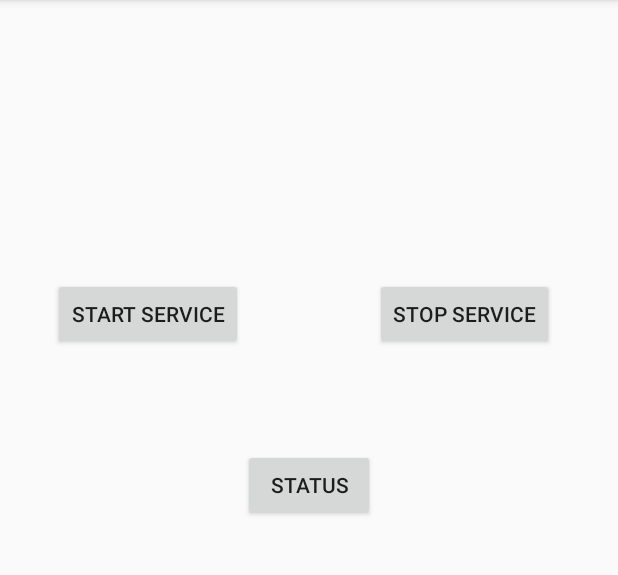
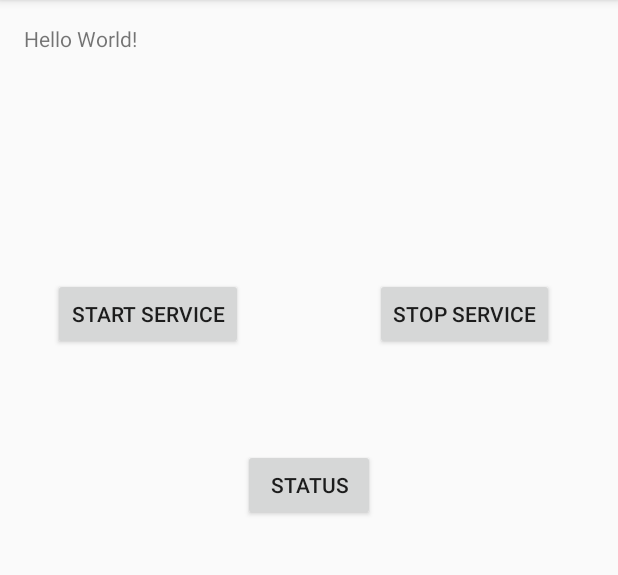
Before and after one commit to tonyn9/WalkTexter-AndroidApp, an Android app: the screen it shows after launch (MainActivity), on a phone screen of 412 x 824 dp, the part 84-659 px from its top. Run offline under Robolectric (Android 15) with nearby library versions, the phone set to English and light mode, and no system bars.

Commit message:
Revert "Got rid of hello world in main app. Added functionality in stop service. Send 'Close' to rpi when service is destroyed"
This reverts commit 6277e5bfb59c892e5aa6008253a6a98773b9f255.

```diff
--- a/app/src/main/res/layout/activity_main.xml
+++ b/app/src/main/res/layout/activity_main.xml
@@ -13,6 +13,7 @@
     <TextView
         android:layout_width="wrap_content"
         android:layout_height="wrap_content"
+        android:text="Hello World!"
         android:id="@+id/textView" />
 
     <Button
@@ -22,8 +23,7 @@
         android:layout_below="@+id/StartButton"
         android:layout_centerHorizontal="true"
         android:layout_marginTop="66dp"
-        android:id="@+id/BTbutton"
-        android:onClick="statusWTService"/>
+        android:id="@+id/BTbutton" />
 
     <Button
         android:text="Start Service"
```
Also changed, not shown: app/src/main/java/com/example/tony/walktexter2/MainActivity.java (+0 -9 lines), app/src/main/java/com/example/tony/walktexter2/WTService.java (+1 -7 lines).
